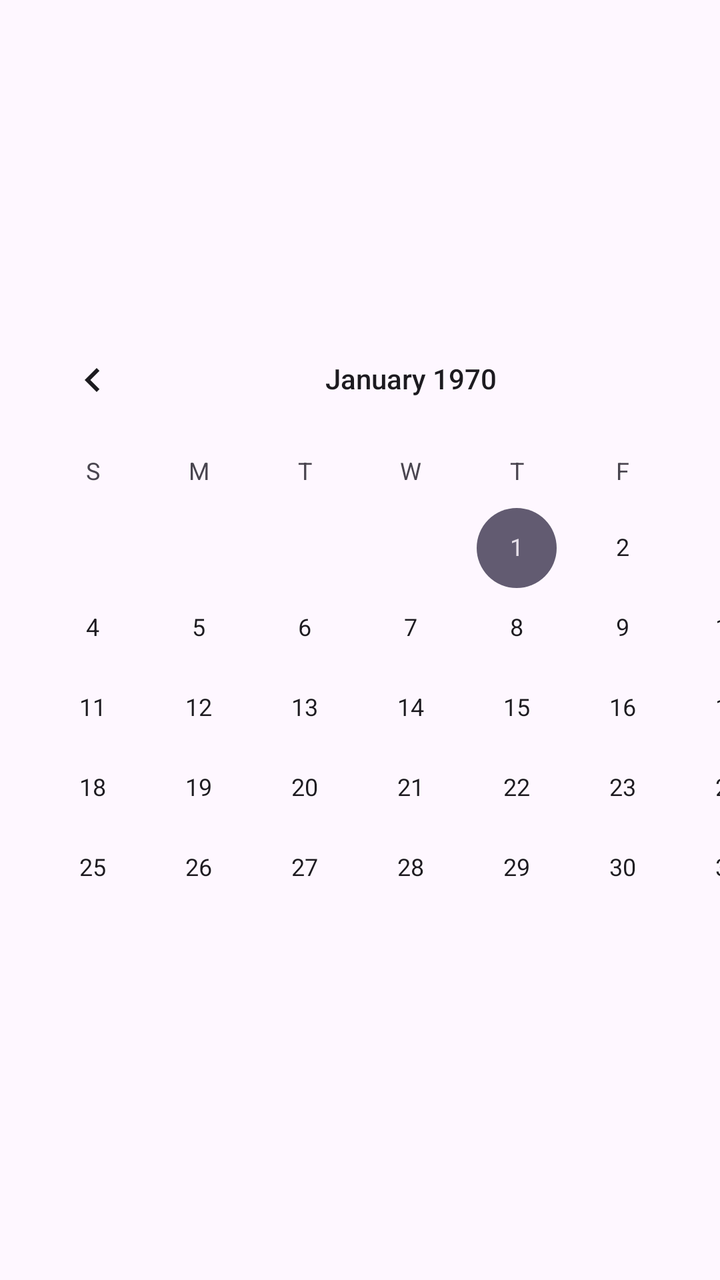
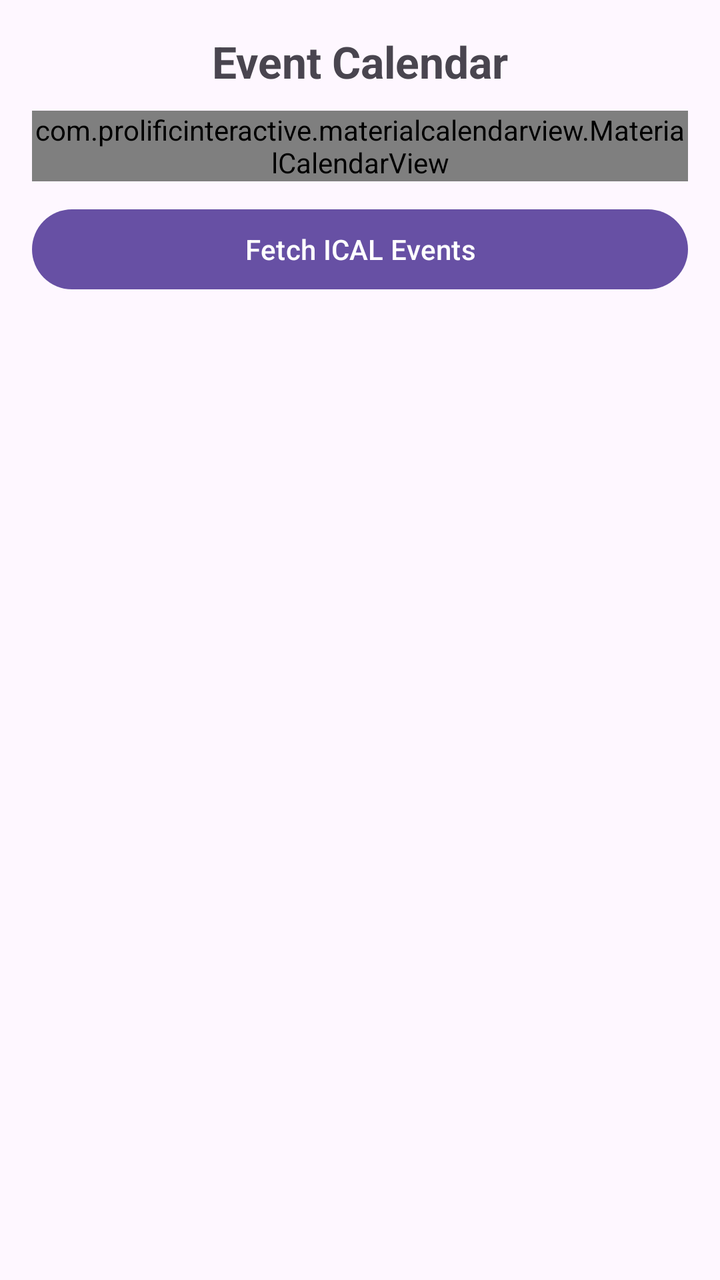

Before-and-after screenshots of an Android layout around one commit, followed by the original layout XML and the change that was made.
<!-- AndroidManifest.xml: application theme Theme.AppInterface1 -->
<!-- res/layout/activity_calendar.xml -->
<?xml version="1.0" encoding="utf-8"?>
<androidx.constraintlayout.widget.ConstraintLayout xmlns:android="http://schemas.android.com/apk/res/android"
    xmlns:app="http://schemas.android.com/apk/res-auto"
    xmlns:tools="http://schemas.android.com/tools"
    android:id="@+id/main"
    android:layout_width="match_parent"
    android:layout_height="match_parent"
    tools:context=".CalendarActivity">

    <CalendarView
        android:id="@+id/calendarView"
        android:layout_width="411dp"
        android:layout_height="322dp"
        android:layout_marginTop="156dp"
        app:layout_constraintStart_toStartOf="parent"
        app:layout_constraintTop_toTopOf="parent" />
</androidx.constraintlayout.widget.ConstraintLayout>
<!-- resources referenced by this layout -->
<resources>
  <style name="Theme.AppInterface1" parent="Base.Theme.AppInterface1" />
  <style name="Base.Theme.AppInterface1" parent="Theme.Material3.DayNight.NoActionBar">
          
          
      </style>
</resources>

<!-- the commit's change to res/layout/activity_calendar.xml (unified diff, before → after) -->
@@ -1,17 +1,33 @@
 <?xml version="1.0" encoding="utf-8"?>
-<androidx.constraintlayout.widget.ConstraintLayout xmlns:android="http://schemas.android.com/apk/res/android"
+<LinearLayout xmlns:android="http://schemas.android.com/apk/res/android"
     xmlns:app="http://schemas.android.com/apk/res-auto"
-    xmlns:tools="http://schemas.android.com/tools"
-    android:id="@+id/main"
     android:layout_width="match_parent"
     android:layout_height="match_parent"
-    tools:context=".CalendarActivity">
+    android:orientation="vertical"
+    android:padding="16dp">
 
-    <CalendarView
+    
+    <TextView
+        android:layout_width="wrap_content"
+        android:layout_height="wrap_content"
+        android:text="Event Calendar"
+        android:textSize="22sp"
+        android:textStyle="bold"
+        android:layout_gravity="center_horizontal"
+        android:paddingBottom="10dp"/>
+
+    
+    <com.prolificinteractive.materialcalendarview.MaterialCalendarView
         android:id="@+id/calendarView"
-        android:layout_width="411dp"
-        android:layout_height="322dp"
-        android:layout_marginTop="156dp"
-        app:layout_constraintStart_toStartOf="parent"
-        app:layout_constraintTop_toTopOf="parent" />
-</androidx.constraintlayout.widget.ConstraintLayout>
+        android:layout_width="match_parent"
+        android:layout_height="wrap_content"/>
+
+    
+    <Button
+        android:id="@+id/fetchEventsBtn"
+        android:layout_width="match_parent"
+        android:layout_height="wrap_content"
+        android:text="Fetch ICAL Events"
+        android:layout_marginTop="10dp"/>
+
+</LinearLayout>
